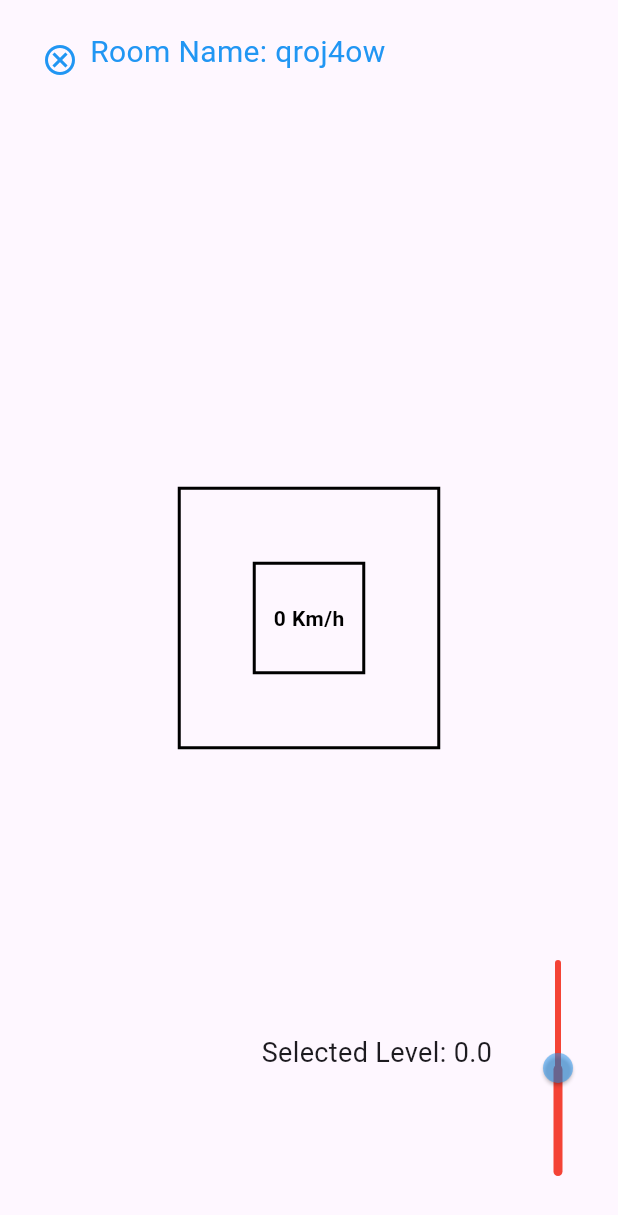
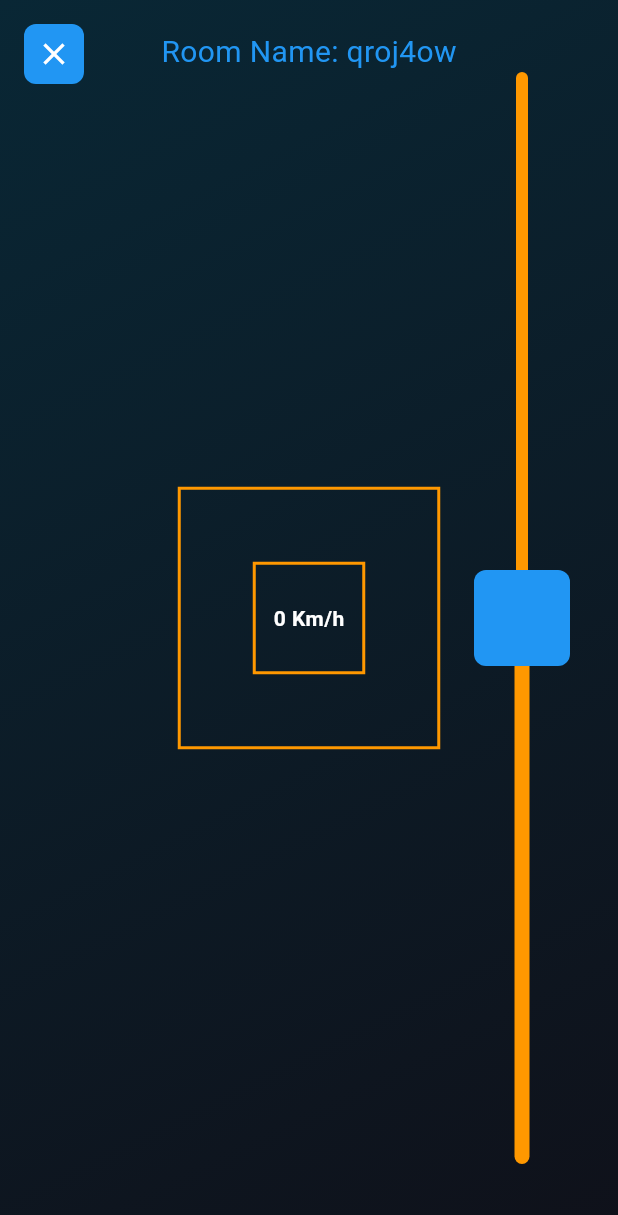
Before and after one commit to Rhaun95/Mobile-Box-Task, a Flutter app: the Driving screen opened directly, on a phone screen of 412 x 824 dp. Shown: the top 1215 px of the screen. Run offline on Flutter 3.47's test engine with Material 3 defaults, Android fonts, the phone set to English and light mode, and no system bars; our stand-ins replace sensors, socket_io_client, vibration; network calls fail; Roboto replaces fonts that are missing (DaytonaPro).

Commit message:
ADD: Styling for Driving Page

```diff
--- a/mobile_box_task/lib/view/Driving.dart
+++ b/mobile_box_task/lib/view/Driving.dart
@@ -5,6 +5,7 @@ import 'dart:math' as math;
 import 'dart:math';
 
 import 'package:flutter/material.dart';
+import 'package:flutter/services.dart';
 import 'package:mobile_box_task/provider/DrivingData.dart';
 import 'package:mobile_box_task/view/CompletePage.dart';
 import 'package:mobile_box_task/view/ReadyToStartPage.dart';
@@ -206,14 +207,25 @@ class _DrivingState extends State<Driving> {
 
   @override
   Widget build(BuildContext context) {
+    SystemChrome.setEnabledSystemUIMode(SystemUiMode.immersive, overlays: []);
+
     DrivingData drivingData = Provider.of<DrivingData>(context);
-    print('Received new speed: $speed');
+    // print('Received new speed: $speed');
 
     return Directionality(
       textDirection: TextDirection.ltr,
       child: Scaffold(
         body: Stack(
           children: [
+            Container(
+              decoration: const BoxDecoration(
+                gradient: LinearGradient(
+                  colors: [Color(0xFF092735), Color(0xFF0F111A)],
+                  begin: Alignment.topLeft,
+                  end: Alignment.bottomRight,
+                ),
+              ),
+            ),
             if (!_isReady)
               Center(
                 child: Text(
@@ -222,13 +234,16 @@ class _DrivingState extends State<Driving> {
                 ),
               ),
             if (_isReady)
-              Positioned(
-                  top: 20,
-                  left: 60,
+              Align(
+                alignment: Alignment.topCenter,
+                child: Padding(
+                  padding: const EdgeInsets.only(top: 20),
                   child: Text(
                     'Room Name: ${DrivingData.roomName}',
                     style: const TextStyle(fontSize: 20, color: Colors.blue),
-                  )),
+                  ),
+                ),
+              ),
             if (ReadyToStartPage.isChecked)
               Positioned(
                 top: 16,
@@ -250,14 +265,14 @@ class _DrivingState extends State<Driving> {
                       child: Container(
                         width: speed,
                         height: speed,
-                        color: Colors.blue,
+                        color: const Color(0xFF1d4ed8),
                       ),
                     ),
                     Center(
                       child: Text(
                         speed.toInt().toString() + ' Km/h',
                         style: const TextStyle(
-                            color: Colors.black,
+                            color: Colors.white,
                             fontSize: 14.0,
                             fontWeight: FontWeight.bold),
                       ),
@@ -267,19 +282,30 @@ class _DrivingState extends State<Driving> {
               ),
             if (_isReady)
               if (!ReadyToStartPage.isChecked)
-                Positioned(
-                  left: 16,
-                  top: 16,
-                  child: IconButton(
-                    onPressed: () {
+                Padding(
+                  padding: const EdgeInsets.all(16),
+                  child: InkWell(
+                    onTap: () {
                       drivingData.totalTime(stopwatchDuration);
                       disconnectFromFlutter();
                       Navigator.push(
-                          context,
-                          MaterialPageRoute(
-                              builder: (context) => const CompletePage()));
+                        context,
+                        MaterialPageRoute(
+                          builder: (context) => const CompletePage(),
+                        ),
+                      );
                     },
-                    icon: const Icon(Icons.cancel_outlined, color: Colors.blue),
+                    child: Container(
+                      decoration: BoxDecoration(
+                        color: Colors.blue,
+                        borderRadius: BorderRadius.circular(8),
+                      ),
+                      padding: const EdgeInsets.all(8),
+                      child: const Icon(
+                        Icons.close,
+                        color: Colors.white,
+                      ),
+                    ),
                   ),
                 ),
             if (_isReady) //!äußere Begrenzung
@@ -293,7 +319,7 @@ class _DrivingState extends State<Driving> {
                           height: 175.0,
                           decoration: BoxDecoration(
                             border: Border.all(
-                              color: Colors.black,
+                              color: Colors.orange,
                               width: 2.0,
                             ),
                           ),
@@ -307,7 +333,7 @@ class _DrivingState extends State<Driving> {
                           height: 75.0,
                           decoration: BoxDecoration(
                             border: Border.all(
-                              color: Colors.black,
+                              color: Colors.orange,
                               width: 2.0,
                             ),
                           ),
@@ -320,7 +346,6 @@ class _DrivingState extends State<Driving> {
             if (_isReady)
               Positioned(
                 right: 16,
-                bottom: 16,
                 child: SliderWidget(
                   sliderValue: _sliderValue,
                   onSliderChanged: (value) {
@@ -359,7 +384,7 @@ class _DrivingState extends State<Driving> {
                   },
                   style: ElevatedButton.styleFrom(
                     foregroundColor: Colors.white,
-                    backgroundColor: Colors.blueGrey,
+                    backgroundColor: Colors.blue,
                     padding: const EdgeInsets.all(16),
                     shape: RoundedRectangleBorder(
                       borderRadius: BorderRadius.circular(8.0),
--- a/mobile_box_task/lib/view/SliderPage.dart
+++ b/mobile_box_task/lib/view/SliderPage.dart
@@ -13,29 +13,27 @@ class SliderWidget extends StatelessWidget {
 
   @override
   Widget build(BuildContext context) {
-    return Row(
+    return Padding(
+      padding: const EdgeInsets.all(16.0),
+      child: Row(
         mainAxisAlignment: MainAxisAlignment.center,
         children: [
-        Column(
-          mainAxisAlignment: MainAxisAlignment.center,
-          children: [
-            Text(
-              'Selected Level: $sliderValue',
-              style: TextStyle(fontSize: 18),
+          RotatedBox(
+            quarterTurns: 3,
+            child: SliderTheme(
+              data: SliderTheme.of(context).copyWith(
+                trackHeight: 8.0,
+                trackShape: const RoundedRectSliderTrackShape(),
+                thumbShape: const SquareSliderThumbShape(
+                  thumbRadius: 32.0,
                 ),
-            SizedBox(height: 20),
-          ],
               ),
-        SizedBox(width: 20),
-        RotatedBox(
-          quarterTurns: 3, // Rotate the slider vertically
+              child: SizedBox(
+                width: MediaQuery.of(context).size.height - 32,
                 child: Slider(
-            activeColor: Colors.red,
-            secondaryActiveColor: Colors.black.withOpacity(0.5),
-            thumbColor: Colors.blue.withOpacity(0.5),
-            inactiveColor: Colors.red,
-            overlayColor:
-                MaterialStateProperty.all(Colors.red.withOpacity(0.5)),
+                  activeColor: Colors.orange,
+                  inactiveColor: Colors.orange,
+                  thumbColor: Colors.blue,
                   value: sliderValue,
                   min: -50.0,
                   max: 50.0,
@@ -44,7 +42,53 @@ class SliderWidget extends StatelessWidget {
                   onChangeEnd: onSliderChangeEnd,
                 ),
               ),
+            ),
+          ),
         ],
+      ),
     );
   }
 }
+
+class SquareSliderThumbShape extends SliderComponentShape {
+  final double thumbRadius;
+
+  const SquareSliderThumbShape({
+    required this.thumbRadius,
+  });
+
+  @override
+  Size getPreferredSize(bool isEnabled, bool isDiscrete) {
+    return Size.fromRadius(thumbRadius);
+  }
+
+  @override
+  void paint(
+    PaintingContext context,
+    Offset center, {
+    required Animation<double> activationAnimation,
+    required Animation<double> enableAnimation,
+    required bool isDiscrete,
+    required TextPainter labelPainter,
+    required RenderBox parentBox,
+    required SliderThemeData sliderTheme,
+    required TextDirection textDirection,
+    required double value,
+    required double textScaleFactor,
+    required Size sizeWithOverflow,
+  }) {
+    final Canvas canvas = context.canvas;
+    final Paint paint = Paint()
+      ..color = sliderTheme.thumbColor!
+      ..style = PaintingStyle.fill;
+
+    final double radius = thumbRadius;
+
+    final RRect thumbRect = RRect.fromRectAndRadius(
+      Rect.fromCircle(center: center, radius: radius),
+      Radius.circular(8.0),
+    );
+
+    canvas.drawRRect(thumbRect, paint);
+  }
+}
```
Also changed, not shown: mobile_box_task/lib/view/Home.dart (+11 -11 lines), 1 other file. Lines whose indentation alone changed are shown as unchanged.
